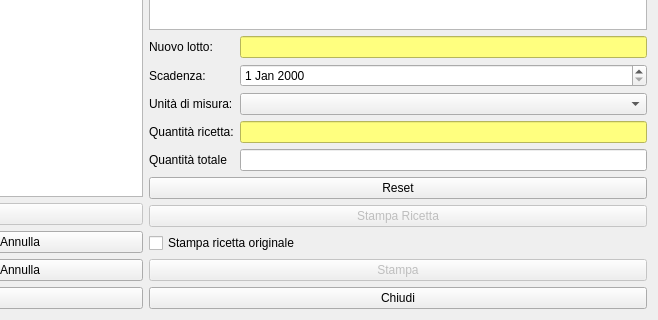
First picture: the form in hproduction.ui, repository fblabs/hamlet-mod-sancon, before the edit; both pictures show x 367 to 1025 and y 377 to 697 of the 1025 by 697 pixel window.
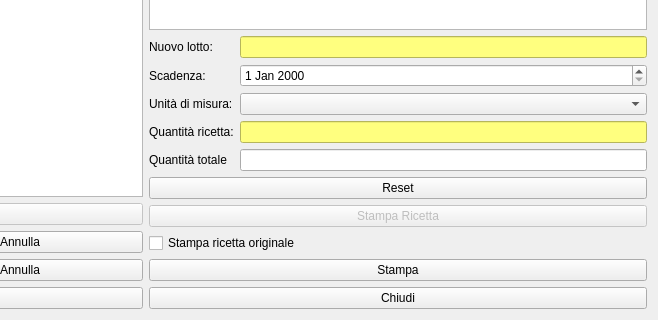
Second picture: the form after the edit. Icons and pictures are not drawn.

Patch:
```diff
--- a/hproduction.ui
+++ b/hproduction.ui
@@ -446,7 +446,7 @@
        <item>
         <widget class="QPushButton" name="pushButton_10">
          <property name="enabled">
-          <bool>false</bool>
+          <bool>true</bool>
          </property>
          <property name="text">
           <string>Stampa</string>
```
